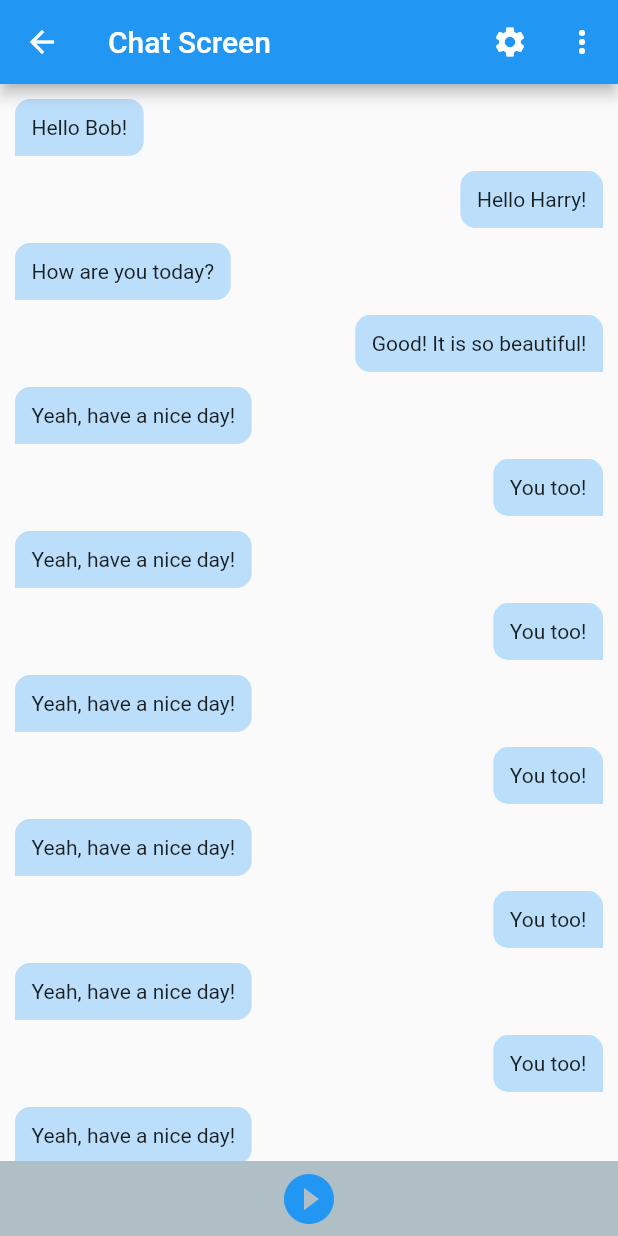
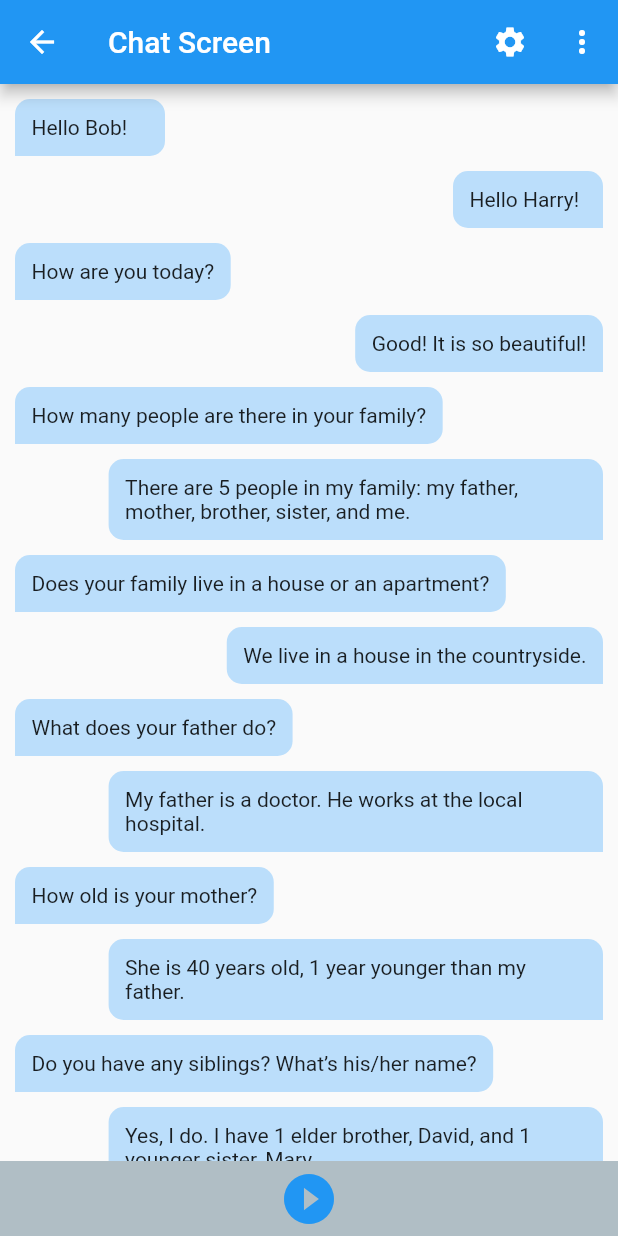
Before and after one commit to ngocAnh1999/int3122-2019, a Flutter app: the ChatScreen screen opened directly, on a phone screen of 412 x 824 dp. Run offline on Flutter 3.47's test engine with Material 2 defaults, Android fonts, the phone set to English and light mode, and no system bars; our stand-ins replace cloud_firestore, firebase_auth, flutter_screenutil, flutter_tts, fluttertoast, google_sign_in and 1 more; accounts and stored records are empty.

Commit message:
+ Update 3 Learning Mode : BotVsBot, BotVsPlayer, PlayerVsPlayer

```diff
--- a/group2_listen_english/mobile/lib/core/components/root_page.dart
+++ b/group2_listen_english/mobile/lib/core/components/root_page.dart
@@ -71,6 +71,5 @@ class _RootPageState extends State<RootPage> {
       default:
         return Container();
     }
-    return null;
   }
 }
--- a/group2_listen_english/mobile/lib/views/screen/ChatScreen.dart
+++ b/group2_listen_english/mobile/lib/views/screen/ChatScreen.dart
@@ -9,6 +9,7 @@ class ChatScreen extends StatefulWidget {
 }
 
 enum TtsState { playing, stopped }
+enum LearningMode { botVsBot, playerVsPlayer, botVsPlayer }
 
 class _ChatScreenState extends State<ChatScreen> {
   final List<Message> listMessages = [
@@ -31,52 +32,67 @@ class _ChatScreenState extends State<ChatScreen> {
         voice: "Hello Bob!"),
     Message(
         id: "0",
-        text: "Yeah, have a nice day!",
+        text: "How many people are there in your family?",
         type: TYPE.ONE_HUMAN,
         voice: "Hello Bob!"),
     Message(
-        id: "0", text: "You too!", type: TYPE.TWO_HUMAN, voice: "Hello Bob!"),
+        id: "0",
+        text:
+            "There are 5 people in my family: my father, mother, brother, sister, and me.",
+        type: TYPE.TWO_HUMAN,
+        voice: "Hello Bob!"),
     Message(
         id: "0",
-        text: "Yeah, have a nice day!",
+        text: "Does your family live in a house or an apartment?",
         type: TYPE.ONE_HUMAN,
         voice: "Hello Bob!"),
     Message(
-        id: "0", text: "You too!", type: TYPE.TWO_HUMAN, voice: "Hello Bob!"),
+        id: "0",
+        text: "We live in a house in the countryside.",
+        type: TYPE.TWO_HUMAN,
+        voice: "Hello Bob!"),
     Message(
         id: "0",
-        text: "Yeah, have a nice day!",
+        text: "What does your father do?",
         type: TYPE.ONE_HUMAN,
         voice: "Hello Bob!"),
     Message(
-        id: "0", text: "You too!", type: TYPE.TWO_HUMAN, voice: "Hello Bob!"),
+        id: "0",
+        text: "My father is a doctor. He works at the local hospital.",
+        type: TYPE.TWO_HUMAN,
+        voice: "Hello Bob!"),
     Message(
         id: "0",
-        text: "Yeah, have a nice day!",
+        text: "How old is your mother?",
         type: TYPE.ONE_HUMAN,
         voice: "Hello Bob!"),
     Message(
-        id: "0", text: "You too!", type: TYPE.TWO_HUMAN, voice: "Hello Bob!"),
+        id: "0",
+        text: "She is 40 years old, 1 year younger than my father.",
+        type: TYPE.TWO_HUMAN,
+        voice: "Hello Bob!"),
     Message(
         id: "0",
-        text: "Yeah, have a nice day!",
+        text: "Do you have any siblings? What’s his/her name?",
         type: TYPE.ONE_HUMAN,
         voice: "Hello Bob!"),
     Message(
-        id: "0", text: "You too!", type: TYPE.TWO_HUMAN, voice: "Hello Bob!"),
+        id: "0",
+        text:
+            "Yes, I do. I have 1 elder brother, David, and 1 younger sister, Mary.",
+        type: TYPE.TWO_HUMAN,
+        voice: "Hello Bob!"),
     Message(
         id: "0",
-        text: "Yeah, have a nice day!",
+        text: "Are you the oldest amongst your brothers and sisters?",
         type: TYPE.ONE_HUMAN,
         voice: "Hello Bob!"),
     Message(
-        id: "0", text: "You too!", type: TYPE.TWO_HUMAN, voice: "Hello Bob!"),
+        id: "0",
+        text: "No, I’m not. I’m the second child in my family.",
+        type: TYPE.TWO_HUMAN,
+        voice: "Hello Bob!"),
   ];
-
-//   Timer timer = new Timer(new Duration(seconds: 5), () {
-//    debugPrint("Print after 5 seconds");
-// });
-  // final flutterTts = FlutterTts();
 
   FlutterTts flutterTts;
   dynamic languages;
@@ -93,9 +109,10 @@ class _ChatScreenState extends State<ChatScreen> {
   int readDone = -1;
 
   TtsState ttsState = TtsState.stopped;
+  LearningMode learningMode = LearningMode.botVsPlayer;
 
-  get isPlaying => ttsState == TtsState.playing;
-  get isStopped => ttsState == TtsState.stopped;
+  // get isPlaying => ttsState == TtsState.playing;
+  // get isStopped => ttsState == TtsState.stopped;
 
   @override
   initState() {
@@ -104,9 +121,9 @@ class _ChatScreenState extends State<ChatScreen> {
     _now = DateTime.now().second.toString();
 
     // defines a timer
-    _everySecond = Timer.periodic(Duration(seconds: 2), (Timer t) {
+    _everySecond = Timer.periodic(Duration(seconds: 3), (Timer t) {
       setState(() {
-        if (speakingState) {
+        if (speakingState && ttsState == TtsState.stopped) {
           // _now = DateTime.now().second.toString();
           readDone = indexSpeaking;
           indexSpeaking++;
@@ -116,33 +133,48 @@ class _ChatScreenState extends State<ChatScreen> {
         _everySecond.cancel();
       }
     });
+
+    flutterTts.setStartHandler(() {
+      setState(() {
+        ttsState = TtsState.playing;
+      });
+    });
+
+    flutterTts.setCompletionHandler(() {
+      setState(() {
+        ttsState = TtsState.stopped;
+      });
+    });
   }
 
   initTts() {
     flutterTts = FlutterTts();
   }
 
-  // Future _speak(String text) async {
-  //   if (text != null) {
-  //     if (text.isNotEmpty) {
-  //       var result = await flutterTts.speak(text);
-  //       if (result == 1) setState(() => ttsState = TtsState.playing);
-  //     }
-  //   }
-  // }
-
-  void _changeScreen() {
+  void _changeStatePlaying() {
+    if (ttsState == TtsState.playing) {
+      print("is Playing");
+      flutterTts.stop();
+    }
     setState(() {
-      // sets it to the opposite of the current screen
       speakingState = !speakingState;
+      ttsState = TtsState.stopped;
     });
   }
 
-  Future _read(String text) async {
-    /// Wenn noch am Reden, dann Klappe halten!
+  void autoSpeech() {}
+
+  void _read(String text) async {
     await flutterTts.stop();
+    new Future.delayed(const Duration(milliseconds: 5), () async {
       if (text != null && text.isNotEmpty) {
-      /// Als Kleinbuchstaben aussprechen lassen, da sonst beispielsweise "Großbuchstabe X" statt nur "X" gesagt wird...
+        await flutterTts.speak(text.toLowerCase());
+        setState(() {
+          readDone = indexSpeaking;
+        });
+      }
+    });
+    if (text != null && text.isNotEmpty) {
       await flutterTts.speak(text.toLowerCase());
       setState(() {
         readDone = indexSpeaking;
@@ -157,19 +189,6 @@ class _ChatScreenState extends State<ChatScreen> {
 
   @override
   Widget build(BuildContext context) {
-    // Widget viewBottom = new Container(
-    //   alignment: Alignment.bottomCenter,
-    //   child: Text("Play/Pause"),
-    // );
-
-    // Widget sectionBottom(String title) {
-    //   return Positioned(
-    //       child: new Align(
-    //     alignment: FractionalOffset.bottomCenter,
-    //     child: Text("Bottom"),
-    //   ));
-    // }
-
     return Scaffold(
       appBar: AppBar(title: Text("Chat Screen"), actions: <Widget>[
         // action button
@@ -178,21 +197,37 @@ class _ChatScreenState extends State<ChatScreen> {
           onPressed: () {},
         ),
         PopupMenuButton(
+          onSelected: (String value) {
+            print(value);
+            switch (value) {
+              case 'botVsBot':
+                setState(() {
+                  learningMode = LearningMode.botVsBot;
+                });
+                break;
+              case 'botVsPlayer':
+                setState(() {
+                  learningMode = LearningMode.botVsPlayer;
+                });
+                break;
+              case 'playerVsPlayer':
+                setState(() {
+                  learningMode = LearningMode.playerVsPlayer;
+                });
+                break;
+              default:
+            }
+          },
           key: _menuKey,
           itemBuilder: (_) => <PopupMenuItem<String>>[
             new PopupMenuItem<String>(
-                      child: const Text('Luyện nghe'), value: 'listen'),
+                value: 'botVsBot', child: Text('Luyện nghe')),
             new PopupMenuItem<String>(
-                      child: const Text('Luyện với Bot'), value: 'vsBot'),
+                value: 'botVsPlayer', child: Text('Luyện với Bot')),
             new PopupMenuItem<String>(
-                      child: const Text('Luyện nói 2 người'), value: 'twoBot'),
-                  // new PopupMenuItem<String>(
-                  //   child: Row(
-                  //     children: <Widget>[],
-                  //   ),
-                  // ),
+                value: 'playerVsPlayer', child: Text('Luyện nói 2 người')),
           ],
-            onSelected: (_) {})
+        )
       ]),
       body: Container(
         child: ListView.builder(
@@ -219,12 +254,28 @@ class _ChatScreenState extends State<ChatScreen> {
     final alignment = message.type == TYPE.ONE_HUMAN
         ? MainAxisAlignment.start
         : MainAxisAlignment.end;
+
     if (speakingState && indexSpeaking == index && readDone != index) {
+      switch (learningMode) {
+        case LearningMode.botVsPlayer:
+          if (alignment == MainAxisAlignment.start) {
             _read(textMessage);
           }
-    return GestureDetector(
-        onTap: () {},
-        child: Row(
+          break;
+        case LearningMode.botVsBot:
+          _read(textMessage);
+          break;
+        case LearningMode.playerVsPlayer:
+          break;
+        default:
+      }
+    }
+
+    final marginLeft = alignment == MainAxisAlignment.start ? 10.0 : 50.0;
+    final marginRight = alignment == MainAxisAlignment.start ? 50.0 : 10.0;
+
+    double widthRow = MediaQuery.of(context).size.width * 0.8;
+    return Row(
       mainAxisAlignment: alignment,
       children: <Widget>[
         GestureDetector(
@@ -233,9 +284,11 @@ class _ChatScreenState extends State<ChatScreen> {
             _read(textMessage);
           },
           child: Container(
-                margin:
-                    const EdgeInsets.only(left: 10.0, right: 10.0, top: 10.0),
-                padding: EdgeInsets.all(10.0),
+            margin: EdgeInsets.only(
+                left: marginLeft, right: marginRight, top: 10.0),
+            padding: const EdgeInsets.all(10.0),
+            // width: c_width,
+            constraints: BoxConstraints(minWidth: 100, maxWidth: widthRow),
             child: Text(textMessage),
             decoration: BoxDecoration(
               color: backgroundMessageColor,
@@ -253,7 +306,7 @@ class _ChatScreenState extends State<ChatScreen> {
           ),
         )
       ],
-        ));
+    );
   }
 
   Widget bottomChat() {
@@ -264,9 +317,11 @@ class _ChatScreenState extends State<ChatScreen> {
         mainAxisAlignment: MainAxisAlignment.spaceEvenly,
         children: <Widget>[
           GestureDetector(
-            onTap: _changeScreen,
+            onTap: _changeStatePlaying,
             child: Icon(
-              speakingState ? Icons.pause_circle_filled : Icons.play_circle_filled ,
+              speakingState
+                  ? Icons.pause_circle_filled
+                  : Icons.play_circle_filled,
               color: Colors.blue,
               size: 40.0,
             ),
```
Lines whose indentation alone changed are shown as unchanged.
